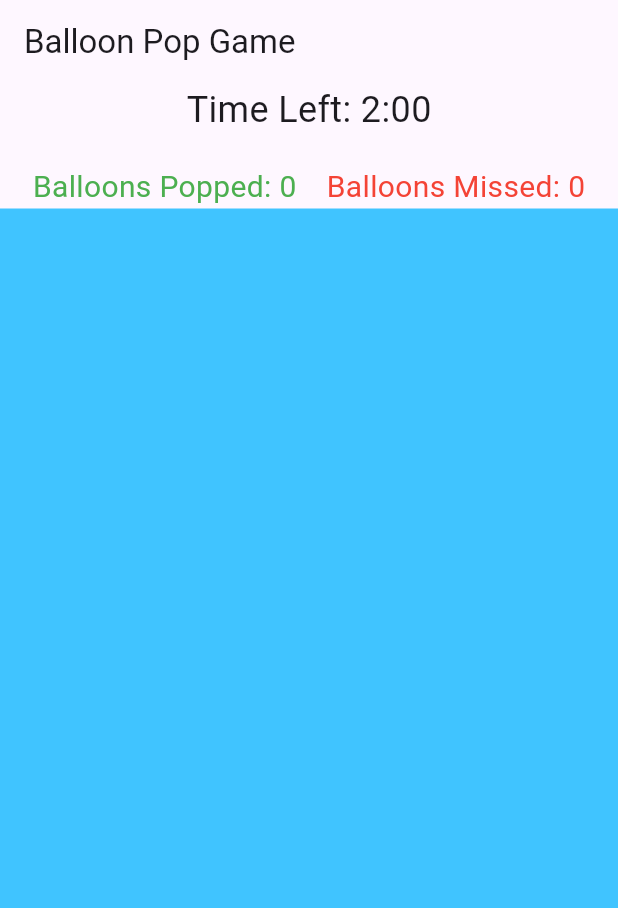
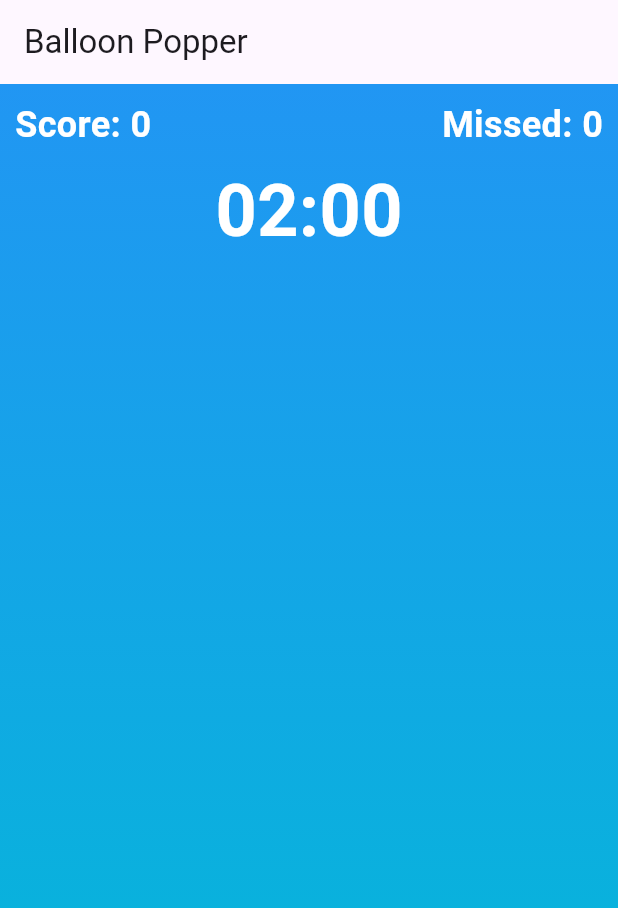
Before and after one commit to aravinds-123/Balloon_Pop_Game, a Flutter app: the first screen one second after launch, on a phone screen of 412 x 824 dp. Shown: the top 908 px of the screen. Run offline on Flutter 3.47's test engine with Material 3 defaults, Android fonts, the phone set to English and light mode, and no system bars.

Commit message:
main.dart

```diff
--- a/lib/main.dart
+++ b/lib/main.dart
@@ -1,94 +1,85 @@
 import 'dart:async';
-import 'dart:math';
-
+import 'dart:math'; // Import the 'dart:math' library
 import 'package:flutter/material.dart';
 
 void main() {
-  runApp(BalloonPopGame());
+  runApp(MyApp());
 }
 
-class BalloonPopGame extends StatelessWidget {
+class MyApp extends StatelessWidget {
   @override
   Widget build(BuildContext context) {
     return MaterialApp(
-      debugShowCheckedModeBanner: false,
-      home: BalloonPopScreen(),
+      title: 'Balloon Popper',
+      home: GameScreen(),
     );
   }
 }
 
-class BalloonPopScreen extends StatefulWidget {
+class GameScreen extends StatefulWidget {
   @override
-  _BalloonPopScreenState createState() => _BalloonPopScreenState();
+  _GameScreenState createState() => _GameScreenState();
 }
 
-class _BalloonPopScreenState extends State<BalloonPopScreen> {
+class _GameScreenState extends State<GameScreen> {
   int score = 0;
-  int missed = 0;
-  late Timer _timer;
-  Duration _duration = const Duration(minutes: 2);
-  late List<Balloon> balloons;
+  int missedBalloons = 0;
+  Timer? timer;
+  int timeRemaining = 120; // 2 minutes in seconds
+  List<Balloon> balloons = [];
+  final Random _random = Random(); // Create a single instance of Random
 
   @override
   void initState() {
     super.initState();
-    startTimer();
-    balloons = [];
-    generateBalloons();
+    startGame();
   }
 
-  @override
-  void dispose() {
-    _timer.cancel();
-    super.dispose();
-  }
-
-  void startTimer() {
-    _timer = Timer.periodic(Duration(seconds: 1), (timer) {
+  void startGame() {
+    timer = Timer.periodic(Duration(seconds: 1), (Timer t) {
       setState(() {
-        if (_duration.inSeconds == 0) {
-          timer.cancel();
-          showEndScreen();
+        timeRemaining--;
+        if (timeRemaining == 0) {
+          t.cancel();
+          showGameOverDialog();
         } else {
-          _duration -= Duration(seconds: 1);
+          addBalloon();
         }
       });
     });
   }
 
-  void generateBalloons() {
-    Timer.periodic(Duration(milliseconds: 1500), (timer) {
-      if (_duration.inSeconds == 0) {
-        timer.cancel();
-      } else {
-        setState(() {
-          balloons.add(Balloon(Random().nextInt(300) + 50));
-        });
-      }
-    });
+  void addBalloon() {
+    balloons.add(Balloon(
+      top: 1.0,
+      left: _random.nextDouble(), // Use the instance variable _random
+      size: 50.0,
+    ));
   }
 
   void popBalloon(Balloon balloon) {
     setState(() {
-      if (!balloon.popped) {
-        if (balloon.position >= 200) {
-          score += 2;
-        } else {
-          missed++;
-        }
-        balloon.pop();
-      }
+      balloons.remove(balloon);
+      score += 2;
     });
   }
 
-  void showEndScreen() {
+  void missBalloon(Balloon balloon) {
+    setState(() {
+      balloons.remove(balloon);
+      missedBalloons++;
+      score--;
+    });
+  }
+
+  void showGameOverDialog() {
     showDialog(
       context: context,
       builder: (BuildContext context) {
         return AlertDialog(
-          title: Text("Game Over"),
-          content: Text("Score: $score\nBalloons Missed: $missed"),
-          actions: <Widget>[
+          title: Text('Game Over'),
+          content: Text('Your score is $score'),
+          actions: [
             TextButton(
               onPressed: () {
                 Navigator.of(context).pop();
@@ -105,70 +96,76 @@ class _BalloonPopScreenState extends State<BalloonPopScreen> {
   void resetGame() {
     setState(() {
       score = 0;
-      missed = 0;
-      _duration = Duration(minutes: 2);
+      missedBalloons = 0;
+      timeRemaining = 120;
       balloons.clear();
-      startTimer();
-      generateBalloons();
     });
+    startGame();
   }
 
   @override
   Widget build(BuildContext context) {
     return Scaffold(
       appBar: AppBar(
-        title: Text('Balloon Pop Game'),
+        title: Text('Balloon Popper'),
       ),
-      body: Column(
-        mainAxisAlignment: MainAxisAlignment.center,
-        crossAxisAlignment: CrossAxisAlignment.center,
+      body: Stack(
         children: [
-          Text(
-            'Time Left: ${_duration.inMinutes}:${(_duration.inSeconds % 60).toString().padLeft(2, '0')}',
-            style: TextStyle(fontSize: 24),
-          ),
-          SizedBox(height: 20),
-          Row(
-            mainAxisAlignment: MainAxisAlignment.center,
-            children: [
-              Text(
-                'Balloons Popped: $score',
-                style: TextStyle(fontSize: 20, color: Colors.green),
-              ),
-              SizedBox(width: 20),
-              Text(
-                'Balloons Missed: $missed',
-                style: TextStyle(fontSize: 20, color: Colors.red),
-              ),
-            ],
-          ),
-          Expanded(
-            child: GestureDetector(
-              onTapDown: (TapDownDetails details) {
-                Offset position = details.localPosition;
-                for (Balloon balloon in balloons) {
-                  if (balloon.isTapped(position)) {
-                    popBalloon(balloon);
-                    break;
-                  }
-                }
-              },
-              child: Stack(
-                children: [
-                  Container(
-                    color: Colors.lightBlueAccent,
-                  ),
-                  ...balloons.map((balloon) {
-                    return Positioned(
-                      left: balloon.position.toDouble(),
-                      bottom: balloon.height.toDouble(),
-                      child: balloon.widget,
-                    );
-                  }).toList(),
-                ],
+          Container(
+            decoration: BoxDecoration(
+              gradient: LinearGradient(
+                begin: Alignment.topCenter,
+                end: Alignment.bottomCenter,
+                colors: [Colors.blue, Colors.cyan],
               ),
             ),
           ),
+          Positioned(
+            top: 10,
+            left: 10,
+            child: Text(
+              'Score: $score',
+              style: TextStyle(
+                fontSize: 24,
+                fontWeight: FontWeight.bold,
+                color: Colors.white,
+              ),
+            ),
+          ),
+          Positioned(
+            top: 10,
+            right: 10,
+            child: Text(
+              'Missed: $missedBalloons',
+              style: TextStyle(
+                fontSize: 24,
+                fontWeight: FontWeight.bold,
+                color: Colors.white,
+              ),
+            ),
+          ),
+          Positioned(
+            top: 50,
+            left: 0,
+            right: 0,
+            child: Center(
+              child: Text(
+                '${Duration(seconds: timeRemaining).inMinutes.remainder(60).toString().padLeft(2, '0')}:${Duration(seconds: timeRemaining).inSeconds.remainder(60).toString().padLeft(2, '0')}',
+                style: TextStyle(
+                  fontSize: 48,
+                  fontWeight: FontWeight.bold,
+                  color: Colors.white,
+                ),
+              ),
+            ),
+          ),
+          ...balloons.map((balloon) {
+            return BalloonWidget(
+              balloon: balloon,
+              onTap: popBalloon,
+              onMiss: missBalloon,
+            );
+          }).toList(),
         ],
       ),
     );
@@ -176,33 +173,81 @@ class _BalloonPopScreenState extends State<BalloonPopScreen> {
 }
 
 class Balloon {
-  final double position;
-  final double height;
-  bool popped;
+  double top;
+  double left;
+  double size;
 
-  Balloon(this.position, {this.height = 0, this.popped = false});
+  Balloon({
+    required this.top,
+    required this.left,
+    required this.size,
+  });
+}
 
-  void pop() {
-    popped = true;
+class BalloonWidget extends StatefulWidget {
+  final Balloon balloon;
+  final Function(Balloon) onTap;
+  final Function(Balloon) onMiss;
+
+  BalloonWidget({
+    required this.balloon,
+    required this.onTap,
+    required this.onMiss,
+  });
+
+  @override
+  _BalloonWidgetState createState() => _BalloonWidgetState();
+}
+
+class _BalloonWidgetState extends State<BalloonWidget> with SingleTickerProviderStateMixin {
+  late AnimationController _controller;
+  late Animation<double> _animation;
+
+  @override
+  void initState() {
+    super.initState();
+    _controller = AnimationController(
+      duration: Duration(seconds: 5),
+      vsync: this,
+    )..addStatusListener((status) {
+        if (status == AnimationStatus.completed) {
+          widget.onMiss(widget.balloon);
+        }
+      });
+    _animation = Tween<double>(begin: 1.0, end: -1.0).animate(_controller);
+    _controller.forward();
   }
 
-  Widget get widget {
-    return popped
-        ? SizedBox()
-        : GestureDetector(
-            onTap: () {},
-            child: Image.asset(
-              'D:\Downloads\Blue-Balloons-Transparent.png',
-              width: 50,
-            ),
-          );
+  @override
+  void dispose() {
+    _controller.dispose();
+    super.dispose();
   }
 
-  bool isTapped(Offset tapPosition) {
-    double tapX = tapPosition.dx;
-    double tapY = tapPosition.dy;
-    double balloonX = position + 25;
-    double balloonY = 600 - height - 50;
-    return (tapX >= balloonX && tapX <= balloonX + 50 && tapY >= balloonY && tapY <= balloonY + 100);
+  @override
+  Widget build(BuildContext context) {
+    return AnimatedBuilder(
+      animation: _animation,
+      builder: (BuildContext context, Widget? child) {
+        return Positioned(
+          top: _animation.value * MediaQuery.of(context).size.height,
+          left: widget.balloon.left * MediaQuery.of(context).size.width,
+          child: GestureDetector(
+            onTap: () {
+              widget.onTap(widget.balloon);
+              _controller.stop();
+            },
+            child: Container(
+              width: widget.balloon.size,
+              height: widget.balloon.size,
+              decoration: BoxDecoration(
+                shape: BoxShape.circle,
+                color: Colors.red,
+              ),
+            ),
+          ),
+        );
+      },
+    );
   }
 }
```
